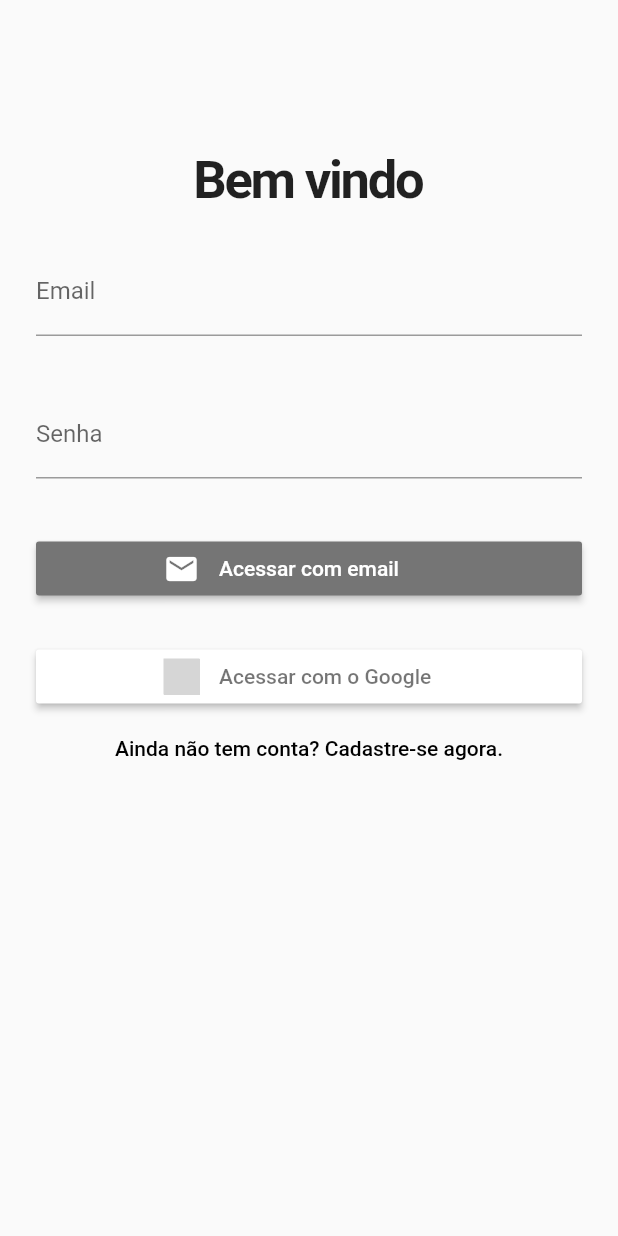
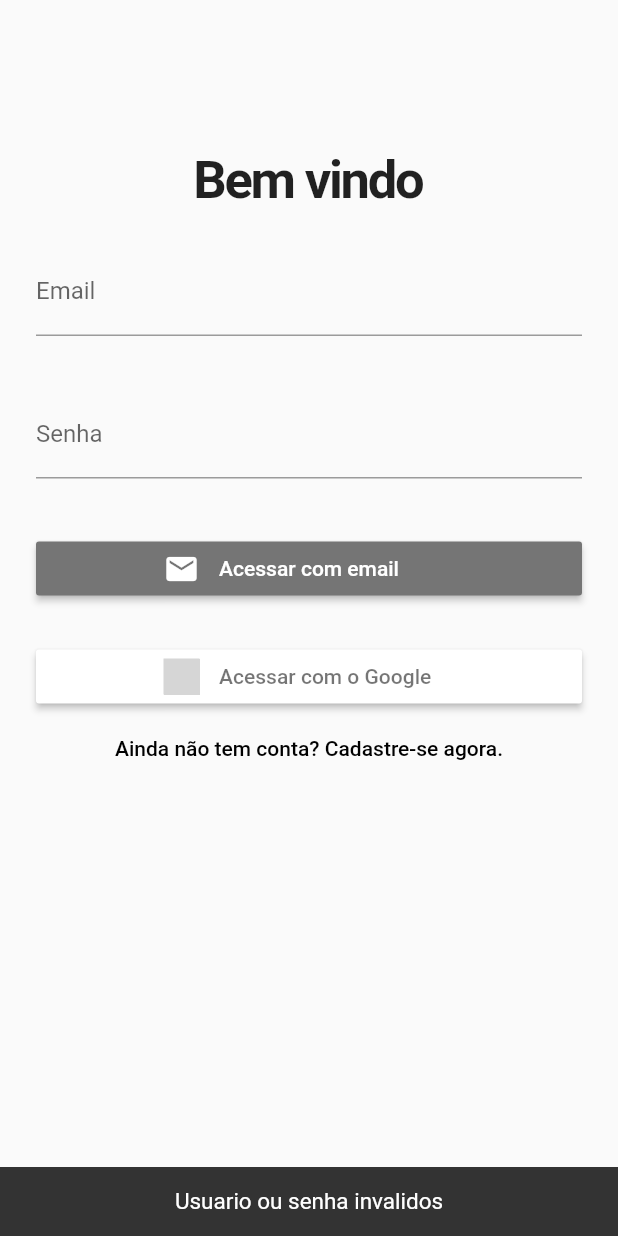
Before and after one commit to CarlosAlbertoRiboli/gerenciador_tarefa, a Flutter app: the screen it shows after launch, after a tap on "Acessar com email", on a phone screen of 412 x 824 dp. Run offline on Flutter 3.47's test engine with Material 2 defaults, Android fonts, the phone set to English and light mode, and no system bars; our stand-ins replace firebase_auth, firebase_core, flutter_signin_button, google_sign_in; accounts and stored records are empty; network calls fail; grey boxes are pictures that could not be loaded.

Commit message:
Configuracao do login por email e conta google

```diff
--- a/lib/main.dart
+++ b/lib/main.dart
@@ -2,12 +2,12 @@ import 'package:firebase_auth/firebase_auth.dart';
 import 'package:firebase_core/firebase_core.dart';
 import 'package:flutter/material.dart';
 import 'package:google_sign_in/google_sign_in.dart';
-import 'package:lista_de_tarefa_app/pages/login.dart';
+import 'package:lista_de_tarefa_app/pages/routes/routes/app_widget.dart';
 
 Future<void> main() async {
   WidgetsFlutterBinding.ensureInitialized();
   await Firebase.initializeApp();
-  runApp(const LoginPage());
+  runApp(const AppWidget());
 }
 
 class App extends StatelessWidget {
--- /dev/null
+++ b/lib/pages/home.dart
@@ -0,0 +1,17 @@
+import 'package:flutter/material.dart';
+
+class HomePage extends StatefulWidget {
+  const HomePage({Key? key}) : super(key: key);
+
+  @override
+  _HomePageState createState() => _HomePageState();
+}
+
+class _HomePageState extends State<HomePage> {
+  @override
+  Widget build(BuildContext context) {
+    return const MaterialApp(
+      home: Scaffold(),
+    );
+  }
+}
--- a/lib/pages/login.dart
+++ b/lib/pages/login.dart
@@ -1,5 +1,6 @@
 import 'package:flutter/material.dart';
 import 'package:flutter_signin_button/flutter_signin_button.dart';
+import 'package:lista_de_tarefa_app/services/auth_service.dart';
 
 class LoginPage extends StatefulWidget {
   const LoginPage({Key? key}) : super(key: key);
@@ -12,12 +13,28 @@ class _LoginPageState extends State<LoginPage> {
   final formKey = GlobalKey<FormState>();
   final email = TextEditingController();
   final senha = TextEditingController();
+  AuthService login = AuthService();
 
   bool isLogin = true;
   late String titulo;
   late String actionButton;
   late String toggleButton;
   bool loading = false;
+
+  final GlobalKey<ScaffoldMessengerState> scaffoldMessengerKey =
+      GlobalKey<ScaffoldMessengerState>();
+
+  void showSnack(String texto) {
+    final snackbar = SnackBar(
+        content: Text(
+      texto,
+      textAlign: TextAlign.center,
+      style: const TextStyle(
+        fontSize: 15,
+      ),
+    ));
+    scaffoldMessengerKey.currentState?.showSnackBar(snackbar);
+  }
 
   @override
   void initState() {
@@ -30,11 +47,9 @@ class _LoginPageState extends State<LoginPage> {
       isLogin = acao;
       if (isLogin) {
         titulo = 'Bem vindo';
-        actionButton = 'Login';
         toggleButton = 'Ainda não tem conta? Cadastre-se agora.';
       } else {
         titulo = 'Crie sua conta';
-        actionButton = 'Cadastrar';
         toggleButton = 'Voltar ao Login.';
       }
     });
@@ -43,7 +58,9 @@ class _LoginPageState extends State<LoginPage> {
   @override
   Widget build(BuildContext context) {
     return MaterialApp(
-      home: Scaffold(
+      home: ScaffoldMessenger(
+        key: scaffoldMessengerKey,
+        child: Scaffold(
           body: SingleChildScrollView(
             child: Padding(
               padding: const EdgeInsets.only(top: 100),
@@ -104,7 +121,16 @@ class _LoginPageState extends State<LoginPage> {
                           child: SignInButton(
                             Buttons.Email,
                             text: "Acessar com email",
-                          onPressed: () {},
+                            onPressed: () async {
+                              var logado = await login.loginEmail(
+                                  email.text, senha.text);
+                              if (logado != null) {
+                                Navigator.of(context)
+                                    .pushReplacementNamed('/home');
+                              } else {
+                                showSnack('Usuario ou senha invalidos');
+                              }
+                            },
                           ),
                         ),
                       ),
@@ -115,13 +141,74 @@ class _LoginPageState extends State<LoginPage> {
                           child: SignInButton(
                             Buttons.Google,
                             text: "Acessar com o Google",
-                          onPressed: () {},
+                            onPressed: () async {
+                              var logado = await login.loginGoogle();
+                              if (logado != null) {
+                                Navigator.of(context)
+                                    .pushReplacementNamed('/home');
+                              } else {
+                                showSnack('Falha ao acessar');
+                              }
+                            },
+                          ),
+                        ),
+                      ),
+                    ] else ...[
+                      Padding(
+                        padding: const EdgeInsets.all(24.0),
+                        child: ElevatedButton(
+                          style: ElevatedButton.styleFrom(
+                            primary: Colors.green,
+                          ),
+                          onPressed: () async {
+                            if (formKey.currentState!.validate()) {
+                              var logado =
+                                  await login.registrar(email.text, senha.text);
+                              if (logado == true) {
+                                email.clear();
+                                senha.clear();
+                              } else if (logado = false) {
+                                showSnack('Email ja cadastrado');
+                              } else {
+                                showSnack('Falha ao acessar');
+                              }
+                            }
+                          },
+                          child: Row(
+                            mainAxisAlignment: MainAxisAlignment.center,
+                            children: (loading)
+                                ? [
+                                    const Padding(
+                                      padding: EdgeInsets.all(16),
+                                      child: SizedBox(
+                                        width: 24,
+                                        height: 24,
+                                        child: CircularProgressIndicator(
+                                          color: Colors.white,
+                                        ),
+                                      ),
+                                    )
+                                  ]
+                                : [
+                                    const Icon(Icons.check),
+                                    const Padding(
+                                      padding: EdgeInsets.all(16.0),
+                                      child: Text(
+                                        "Cadastrar",
+                                        style: TextStyle(fontSize: 20),
+                                      ),
+                                    ),
+                                  ],
                           ),
                         ),
                       ),
                     ],
                     TextButton(
-                    onPressed: () => setFormAction(!isLogin),
+                      onPressed: () => {
+                        setFormAction(!isLogin),
+                        email.clear(),
+                        senha.clear()
+                      },
                       child: Text(toggleButton,
                           style: const TextStyle(color: Colors.black)),
                     ),
@@ -131,6 +218,7 @@ class _LoginPageState extends State<LoginPage> {
             ),
           ),
         ),
+      ),
     );
   }
 }
--- /dev/null
+++ b/lib/pages/routes/routes/app_widget.dart
@@ -0,0 +1,18 @@
+import 'package:flutter/material.dart';
+import 'package:lista_de_tarefa_app/pages/home.dart';
+import 'package:lista_de_tarefa_app/pages/login.dart';
+
+class AppWidget extends StatelessWidget {
+  const AppWidget({Key? key}) : super(key: key);
+
+  @override
+  Widget build(BuildContext context) {
+    return MaterialApp(
+      initialRoute: '/login',
+      routes: {
+        '/home': (context) => const HomePage(),
+        '/login': (context) => const LoginPage(),
+      },
+    );
+  }
+}
--- /dev/null
+++ b/lib/services/auth_service.dart
@@ -0,0 +1,46 @@
+import 'package:firebase_auth/firebase_auth.dart';
+import 'package:google_sign_in/google_sign_in.dart';
+
+class AuthService {
+  final FirebaseAuth _auth = FirebaseAuth.instance;
+
+  Future<Object?> loginGoogle() async {
+    try {
+      GoogleSignInAccount? googleUser = await GoogleSignIn().signIn();
+      final GoogleSignInAuthentication? googleAuth =
+          await googleUser!.authentication;
+
+      final credential = GoogleAuthProvider.credential(
+        accessToken: googleAuth?.accessToken,
+        idToken: googleAuth?.idToken,
+      );
+
+      await FirebaseAuth.instance.signInWithCredential(credential);
+      return googleUser.email;
+    } catch (e) {
+      return null;
+    }
+  }
+
+  Future<String?> loginEmail(String email, String senha) async {
+    try {
+      await _auth.signInWithEmailAndPassword(email: email, password: senha);
+      User? usuario = _auth.currentUser;
+      return usuario?.email;
+    } on FirebaseAuthException catch (e) {
+      return null;
+    }
+  }
+
+  Future<bool?> registrar(String email, String senha) async {
+    try {
+      await _auth.createUserWithEmailAndPassword(email: email, password: senha);
+      return true;
+    } on FirebaseAuthException catch (e) {
+      if (e.code == 'email-already-in-use') {
+        return false;
+      }
+    }
+    return null;
+  }
+}
```
Lines whose indentation alone changed are shown as unchanged.
